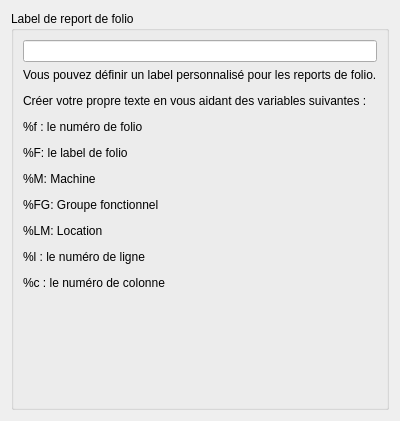
This is sources/ui/reportpropertiewidget.ui in qelectrotech/qelectrotech-source-mirror as Qt 5 draws it before an edit. The edited form follows.
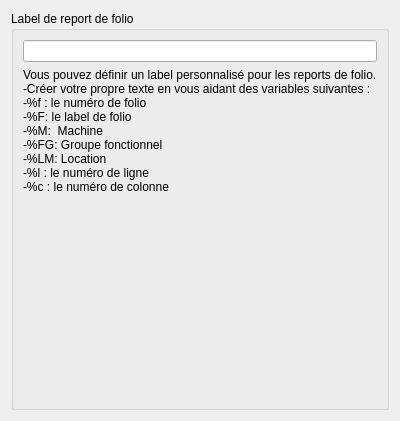
This is the edited form.

```diff
--- a/sources/ui/reportpropertiewidget.ui
+++ b/sources/ui/reportpropertiewidget.ui
@@ -32,7 +32,15 @@
         <item>
          <widget class="QLabel" name="label_">
           <property name="text">
-           <string>&lt;html&gt;&lt;head/&gt;&lt;body&gt;&lt;p&gt;Vous pouvez définir un label personnalisé pour les reports de folio.&lt;/p&gt;&lt;p&gt;Créer votre propre texte en vous aidant des variables suivantes :&lt;/p&gt;&lt;p&gt;%f : le numéro de folio &lt;/p&gt;&lt;p&gt;%F: le label de folio&lt;/p&gt;&lt;p&gt;%M:  Machine &lt;/p&gt;&lt;p&gt;%FG: Groupe fonctionnel&lt;/p&gt;&lt;p&gt;%LM: Location&lt;/p&gt;&lt;p&gt;%l : le numéro de ligne&lt;/p&gt;&lt;p&gt;%c : le numéro de colonne&lt;/p&gt;&lt;/body&gt;&lt;/html&gt;</string>
+           <string>Vous pouvez définir un label personnalisé pour les reports de folio.
+-Créer votre propre texte en vous aidant des variables suivantes :
+-%f : le numéro de folio 
+-%F: le label de folio
+-%M:  Machine  
+-%FG: Groupe fonctionnel 
+-%LM: Location
+-%l : le numéro de ligne
+-%c : le numéro de colonne</string>
           </property>
           <property name="scaledContents">
            <bool>false</bool>
```
